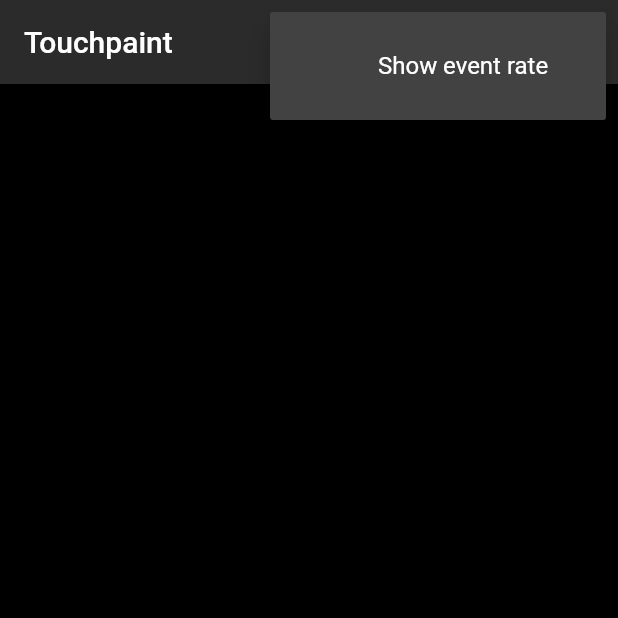
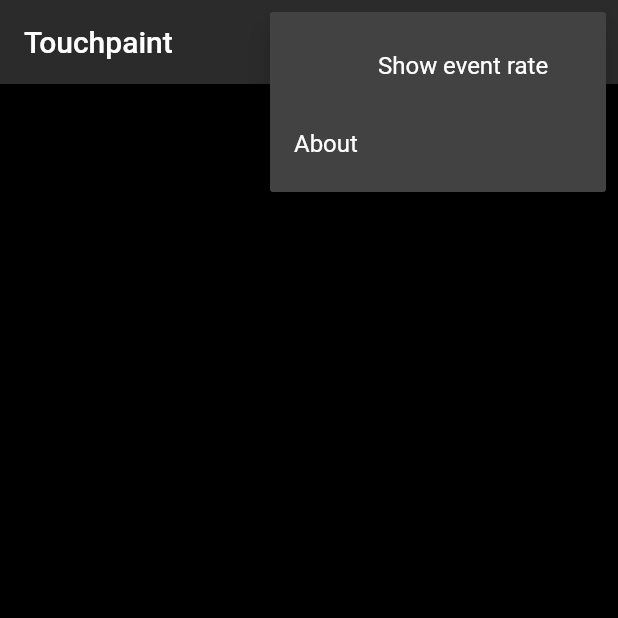
Before and after one commit to kdrag0n/touchpaint-flutter, a Flutter app: the screen it shows after launch, after a tap on the "more vert" icon, on a phone screen of 412 x 824 dp, the top half of it. Run offline on Flutter 3.47's test engine with Material 2 defaults, Android fonts, the phone set to English and light mode, and no system bars; our stand-ins replace shared_preferences.

Commit message:
Add simple about dialog

```diff
--- a/lib/main.dart
+++ b/lib/main.dart
@@ -215,6 +215,11 @@ class _MainPageState extends State<MainPage> {
           _prefs?.setBool('show_event_rate', _showEventRate);
         });
         break;
+      case 'About':
+        showAboutDialog(
+          context: context,
+        );
+        break;
     }
   }
 
@@ -268,6 +273,10 @@ class _MainPageState extends State<MainPage> {
                 value: 'Show event rate',
                 child: const Text('Show event rate'),
               ),
+              PopupMenuItem<String>(
+                value: 'About',
+                child: const Text('About'),
+              ),
             ],
           ),
         ],
```
